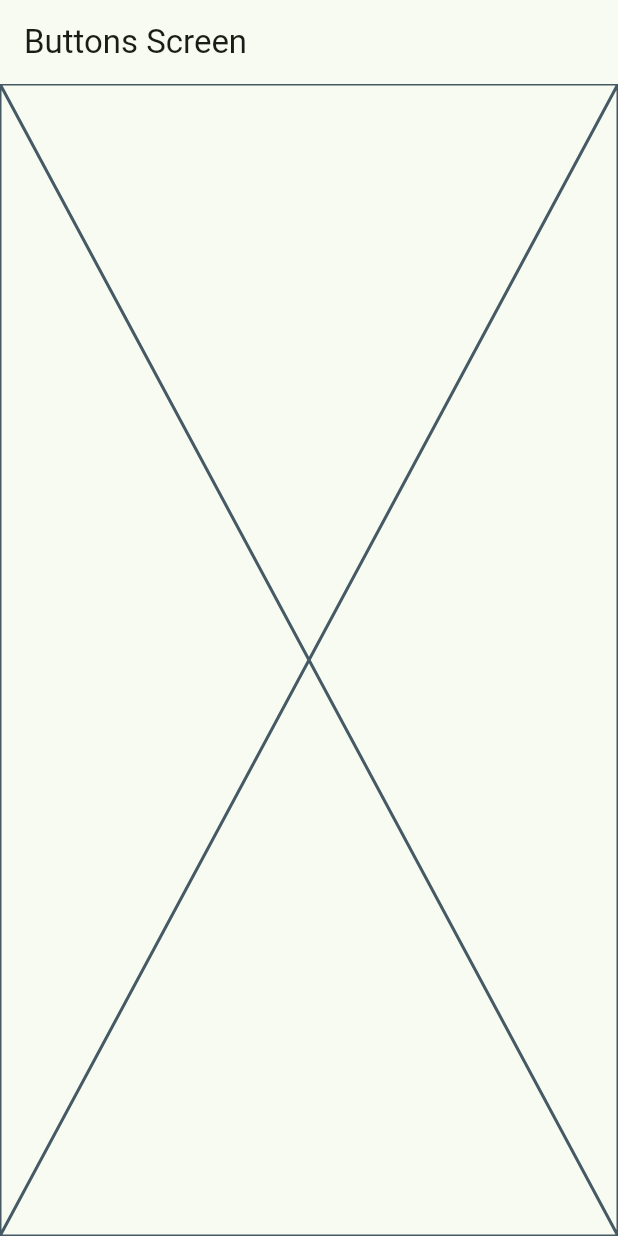
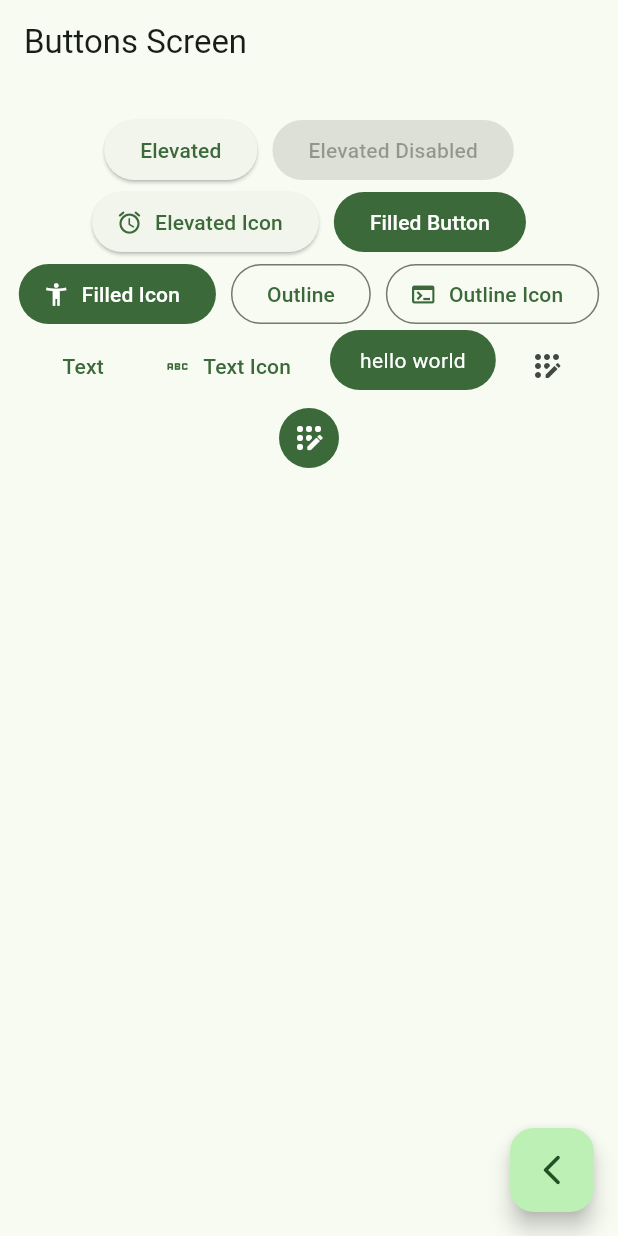
Before and after one commit to isaiasdr/flutter-widgets-app, a Flutter app: the ButtonsScreen screen opened by its route, on a phone screen of 412 x 824 dp. Run offline on Flutter 3.47's test engine with Material 2 defaults, Android fonts, the phone set to English and light mode, and no system bars; our stand-ins replace go_router.

Commit message:
ADD: Buttons finished

```diff
--- a/lib/presentation/screens/buttons/buttons_screen.dart
+++ b/lib/presentation/screens/buttons/buttons_screen.dart
@@ -1,4 +1,5 @@
 import 'package:flutter/material.dart';
+import 'package:go_router/go_router.dart';
 
 class ButtonsScreen extends StatelessWidget {
 
@@ -12,7 +13,98 @@ class ButtonsScreen extends StatelessWidget {
       appBar: AppBar(
         title: const Text('Buttons Screen'),
       ),
-      body: const Placeholder(),
+      body: const _ButtonsView(),
+      floatingActionButton: FloatingActionButton(
+        child: const Icon( Icons.arrow_back_ios_new_rounded ),
+        onPressed: () {
+          context.pop();
+        },
+      ),
     );
   }
 }
+
+class _ButtonsView extends StatelessWidget {
+  const _ButtonsView();
+
+  @override
+  Widget build(BuildContext context) {
+
+    final colors = Theme.of(context).colorScheme;
+
+    return SizedBox(
+      width: double.infinity,
+      child: Padding(
+        padding: const EdgeInsets.symmetric(horizontal: 10, vertical: 20),
+        child: Wrap(
+          spacing: 10,
+          alignment: WrapAlignment.center,
+          children: [
+            ElevatedButton(onPressed: () {}, child: const Text('Elevated')),
+            const ElevatedButton(onPressed: null, child: Text('Elevated Disabled')),
+            ElevatedButton.icon(
+              onPressed: () {},
+              icon: const Icon(Icons.access_alarm_rounded),
+              label: const Text('Elevated Icon'),
+            ),
+
+            FilledButton(onPressed: () {}, child: const Text('Filled Button')),
+            FilledButton.icon(
+              onPressed: () {},
+              icon: const Icon( Icons.accessibility_new_outlined),
+              label: const Text('Filled Icon'),
+            ),
+
+            OutlinedButton(onPressed: () {}, child: const Text('Outline')),
+            OutlinedButton.icon(
+              onPressed: () {},
+              label: const Text('Outline Icon'),
+              icon: const Icon(Icons.terminal)
+            ),
+
+            TextButton(onPressed: (){}, child: const Text('Text')),
+            TextButton.icon(onPressed: (){}, label: const Text('Text Icon'), icon: const Icon(Icons.abc)),
+
+            //TODO: custom button
+            const CustomButton(),
+
+            IconButton(onPressed: (){}, icon: const Icon( Icons.app_registration_rounded )),
+            IconButton(
+              onPressed: (){},
+              icon: const Icon( Icons.app_registration_rounded ),
+              style: ButtonStyle(
+                backgroundColor: MaterialStatePropertyAll(colors.primary),
+                iconColor: const MaterialStatePropertyAll(Colors.white)
+              ),
+            )
+          ],
+        ),
+      ),
+    );
+  }
+}
+
+class CustomButton extends StatelessWidget {
+  const CustomButton({super.key});
+
+  @override
+  Widget build(BuildContext context) {
+
+    final colors = Theme.of(context).colorScheme;
+
+    return ClipRRect(
+      borderRadius: BorderRadius.circular(20),
+      child: Material(
+        color: colors.primary,
+        child: InkWell(
+          onTap: () {},
+          child: const Padding(
+            padding: EdgeInsets.symmetric( horizontal: 20, vertical: 10 ),
+            child: Text('hello world',
+            style: TextStyle(color: Colors.white))
+          ),
+        ),
+      ),
+    );
+  }
+}
```
